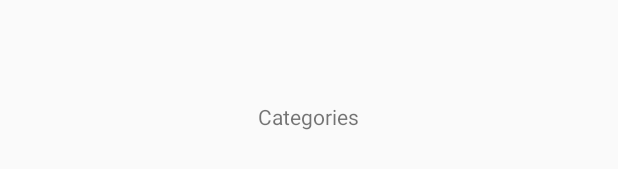
After one commit to lara-ozyegen/ARtIE1.0, an Android app: the layout activity_categories3.xml on its own in the app's theme, with its tools: preview values and no code run, on a phone screen of 412 x 824 dp. The commit adds this screen. Shown: the part 501-670 px from the top of the screen. Run offline under Robolectric (Android 15) with nearby library versions, the phone set to English and light mode, and no system bars.

Commit message:
Categories Screen - Beginning

```diff
--- a/app/src/main/AndroidManifest.xml
+++ b/app/src/main/AndroidManifest.xml
@@ -9,7 +9,8 @@
         android:roundIcon="@mipmap/ic_launcher_round"
         android:supportsRtl="true"
         android:theme="@style/AppTheme">
-        <activity android:name=".SecondScreen"></activity>
+        <activity android:name=".Categories"></activity>
+        <activity android:name=".SecondScreen" />
         <activity android:name=".MainActivity">
             <intent-filter>
                 <action android:name="android.intent.action.MAIN" />
--- a/app/src/main/java/com/example/artie10/MainActivity.java
+++ b/app/src/main/java/com/example/artie10/MainActivity.java
@@ -38,6 +38,7 @@ public class MainActivity extends AppCompatActivity implements PopupMenu.OnMenuI
         switch (item.getItemId()) {
             case R.id.newSession:
                 Toast.makeText(this, "Item 1 clicked", Toast.LENGTH_SHORT).show();
+                openCategories();
                 return true;
             case R.id.joinSession:
                 Toast.makeText(this, "Item 2 clicked", Toast.LENGTH_SHORT).show();
@@ -51,4 +52,9 @@ public class MainActivity extends AppCompatActivity implements PopupMenu.OnMenuI
         Intent intent = new Intent(this, SecondScreen.class);
         startActivity(intent);
     }
+
+    public void openCategories(){
+        Intent intent = new Intent(this, Categories.class);
+        startActivity(intent);
+    }
 }
--- /dev/null
+++ b/app/src/main/res/layout/activity_categories3.xml
@@ -0,0 +1,16 @@
+<?xml version="1.0" encoding="utf-8"?>
+<RelativeLayout xmlns:android="http://schemas.android.com/apk/res/android"
+    xmlns:app="http://schemas.android.com/apk/res-auto"
+    xmlns:tools="http://schemas.android.com/tools"
+    android:layout_width="match_parent"
+    android:layout_height="match_parent"
+    tools:context=".MainActivity">
+
+    <TextView
+        android:layout_width="wrap_content"
+        android:layout_height="wrap_content"
+        android:text="Categories"
+        android:layout_centerVertical="true"
+        android:layout_centerHorizontal="true"/>
+
+</RelativeLayout>
```
Also changed, not shown: app/src/main/java/com/example/artie10/Categories.java (added, +14 -0 lines).
